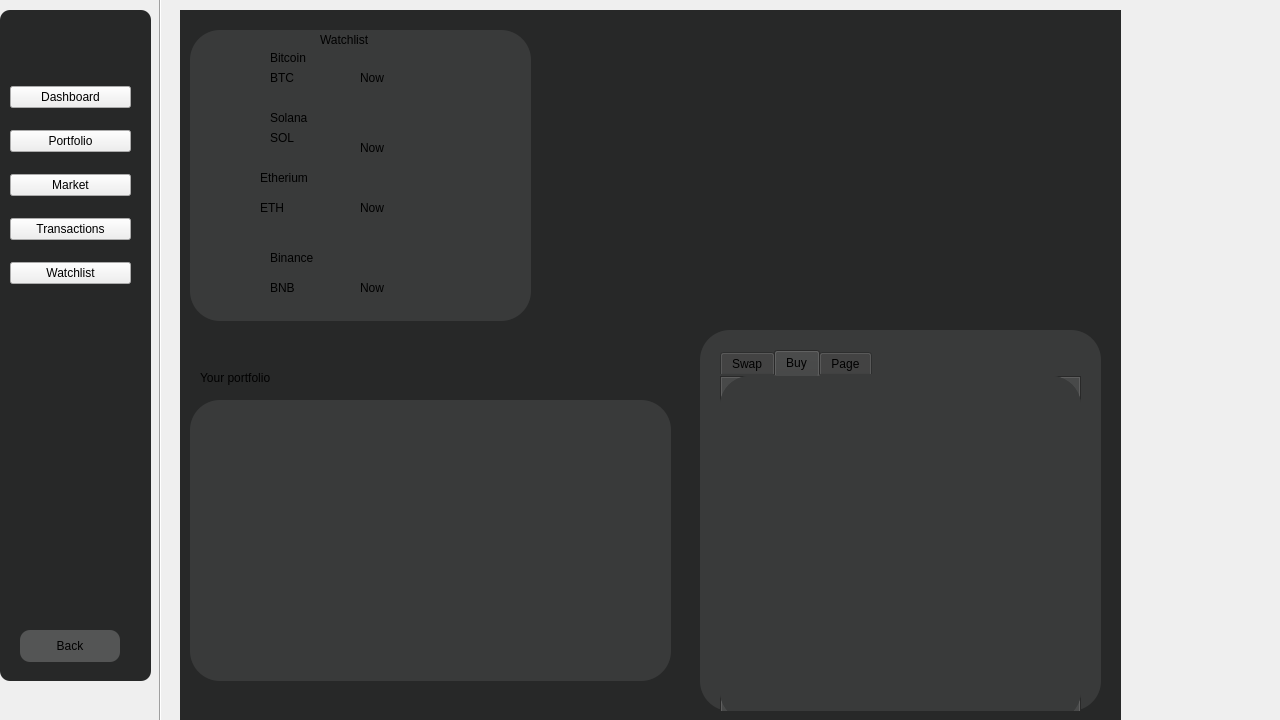
Old version of the form forms/crypto.ui in the repository IVAndreev21/YRT.
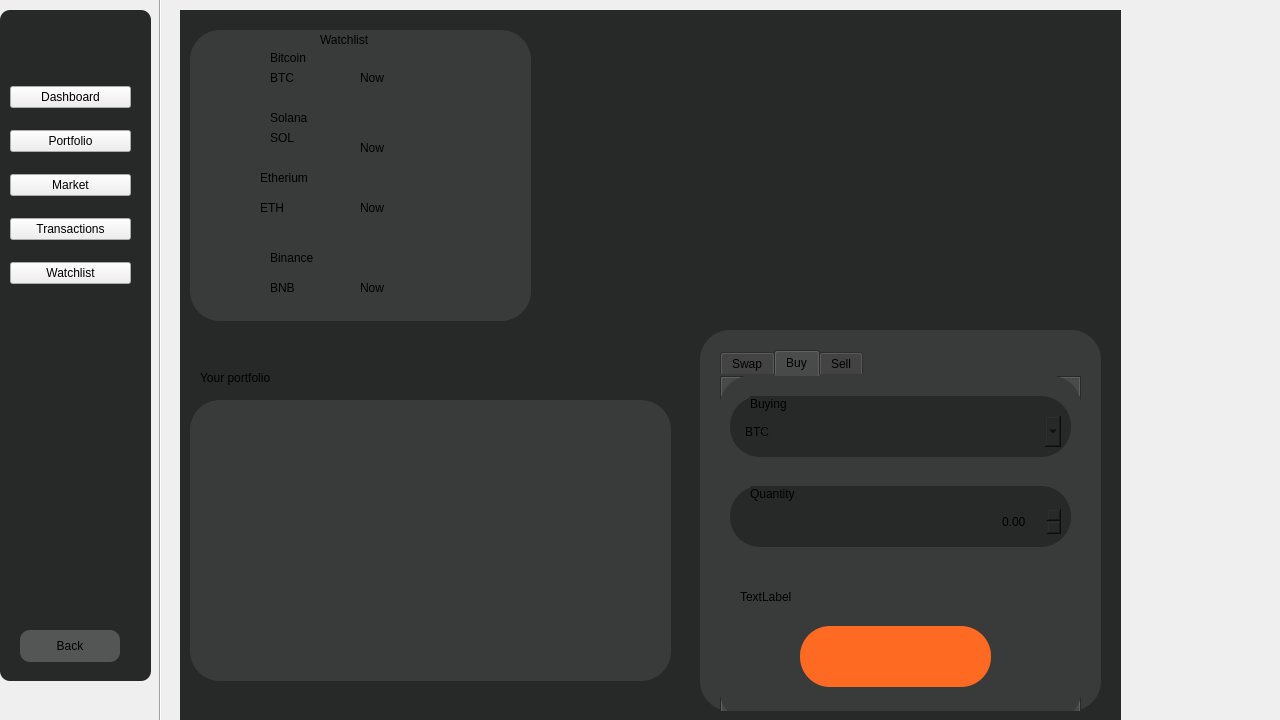
New version of the form. The open tabs and pages were chosen to show the change. Icons and pictures are not drawn.

Patch:
```diff
--- a/forms/crypto.ui
+++ b/forms/crypto.ui
@@ -693,10 +693,157 @@
         <attribute name="title">
          <string>Buy</string>
         </attribute>
+        <widget class="QWidget" name="widget_12" native="true">
+         <property name="geometry">
+          <rect>
+           <x>10</x>
+           <y>20</y>
+           <width>341</width>
+           <height>61</height>
+          </rect>
+         </property>
+         <property name="styleSheet">
+          <string notr="true">background-color: rgb(39, 40, 40);
+border-radius:30px;</string>
+         </property>
+         <widget class="QLabel" name="buying_LA_2">
+          <property name="geometry">
+           <rect>
+            <x>20</x>
+            <y>0</y>
+            <width>71</width>
+            <height>16</height>
+           </rect>
+          </property>
+          <property name="styleSheet">
+           <string notr="true"/>
+          </property>
+          <property name="text">
+           <string>Buying</string>
+          </property>
+         </widget>
+         <widget class="QComboBox" name="buyingCurrency_buy_CB">
+          <property name="geometry">
+           <rect>
+            <x>10</x>
+            <y>20</y>
+            <width>321</width>
+            <height>31</height>
+           </rect>
+          </property>
+          <item>
+           <property name="text">
+            <string>BTC</string>
+           </property>
+          </item>
+          <item>
+           <property name="text">
+            <string>ETH</string>
+           </property>
+          </item>
+          <item>
+           <property name="text">
+            <string>SOL</string>
+           </property>
+          </item>
+          <item>
+           <property name="text">
+            <string>BNB</string>
+           </property>
+          </item>
+          <item>
+           <property name="text">
+            <string>DODGECOIN</string>
+           </property>
+          </item>
+         </widget>
+        </widget>
+        <widget class="QWidget" name="widget_11" native="true">
+         <property name="geometry">
+          <rect>
+           <x>10</x>
+           <y>110</y>
+           <width>341</width>
+           <height>61</height>
+          </rect>
+         </property>
+         <property name="styleSheet">
+          <string notr="true">background-color: rgb(39, 40, 40);
+border-radius:30px;</string>
+         </property>
+         <widget class="QLabel" name="selling_LA_2">
+          <property name="geometry">
+           <rect>
+            <x>20</x>
+            <y>0</y>
+            <width>71</width>
+            <height>16</height>
+           </rect>
+          </property>
+          <property name="styleSheet">
+           <string notr="true"/>
+          </property>
+          <property name="text">
+           <string>Quantity</string>
+          </property>
+         </widget>
+         <widget class="QDoubleSpinBox" name="quantity_buy_SB">
+          <property name="geometry">
+           <rect>
+            <x>270</x>
+            <y>20</y>
+            <width>62</width>
+            <height>31</height>
+           </rect>
+          </property>
+         </widget>
+         <widget class="QLabel" name="sellingCurrency_LA_2">
+          <property name="geometry">
+           <rect>
+            <x>20</x>
+            <y>20</y>
+            <width>81</width>
+            <height>31</height>
+           </rect>
+          </property>
+          <property name="text">
+           <string/>
+          </property>
+         </widget>
+        </widget>
+        <widget class="QLabel" name="priceBuy_LA">
+         <property name="geometry">
+          <rect>
+           <x>20</x>
+           <y>200</y>
+           <width>161</width>
+           <height>41</height>
+          </rect>
+         </property>
+         <property name="text">
+          <string>TextLabel</string>
+         </property>
+        </widget>
+        <widget class="QPushButton" name="buy_PB">
+         <property name="geometry">
+          <rect>
+           <x>80</x>
+           <y>250</y>
+           <width>191</width>
+           <height>61</height>
+          </rect>
+         </property>
+         <property name="styleSheet">
+          <string notr="true">background-color: rgb(255, 106, 35);</string>
+         </property>
+         <property name="text">
+          <string/>
+         </property>
+        </widget>
        </widget>
        <widget class="QWidget" name="Sell">
         <attribute name="title">
-         <string>Page</string>
+         <string>Sell</string>
         </attribute>
        </widget>
       </widget>
```
Left out of the diff: 187 changed lines with no effect on the pictures.
